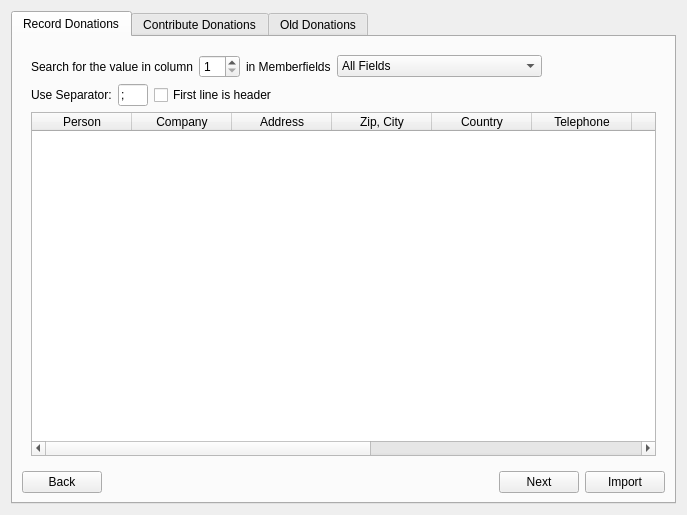
Qt form forms/donations.ui (LukyLuke/PiTres) before a commit.
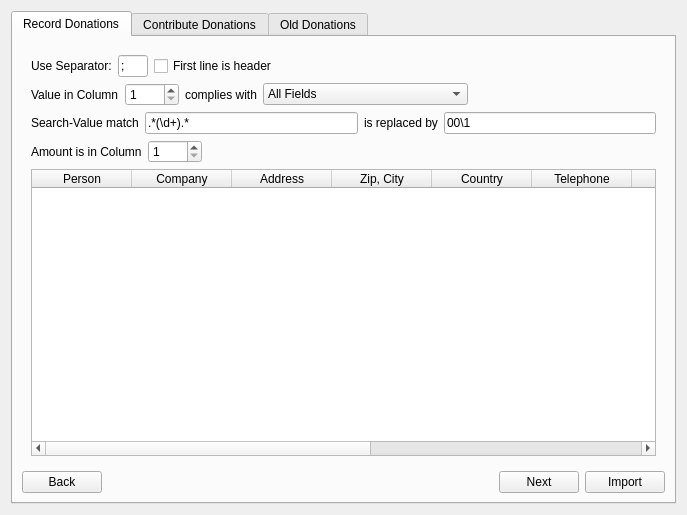
The same form after that commit. The open tabs and pages were chosen to show the change. Icons and pictures are not drawn.

Commit message: CSV-Import for Donations continued

Diff of the .ui file:
```diff
--- a/forms/donations.ui
+++ b/forms/donations.ui
@@ -211,68 +211,6 @@
          </widget>
          <widget class="QWidget" name="pageFileImport">
           <layout class="QVBoxLayout" name="verticalLayout_10">
-           <item>
-            <layout class="QHBoxLayout" name="horizontalLayout_9">
-             <item>
-              <widget class="QLabel" name="label_13">
-               <property name="text">
-                <string>Search for the value in column</string>
-               </property>
-              </widget>
-             </item>
-             <item>
-              <widget class="QSpinBox" name="importColumnMaster">
-               <property name="minimum">
-                <number>1</number>
-               </property>
-              </widget>
-             </item>
-             <item>
-              <widget class="QLabel" name="label_14">
-               <property name="text">
-                <string>in Memberfields</string>
-               </property>
-              </widget>
-             </item>
-             <item>
-              <widget class="QComboBox" name="importColumnMemberfields">
-               <item>
-                <property name="text">
-                 <string>All Fields</string>
-                </property>
-               </item>
-               <item>
-                <property name="text">
-                 <string>UID, Name, Surname, Company</string>
-                </property>
-               </item>
-               <item>
-                <property name="text">
-                 <string>Telephone numbers</string>
-                </property>
-               </item>
-               <item>
-                <property name="text">
-                 <string>EMail Addresses</string>
-                </property>
-               </item>
-              </widget>
-             </item>
-             <item>
-              <spacer name="horizontalSpacer_5">
-               <property name="orientation">
-                <enum>Qt::Horizontal</enum>
-               </property>
-               <property name="sizeHint" stdset="0">
-                <size>
-                 <width>40</width>
-                 <height>20</height>
-                </size>
-               </property>
-              </spacer>
-             </item>
-            </layout>
-           </item>
            <item>
             <layout class="QHBoxLayout" name="horizontalLayout_10">
              <item>
@@ -326,6 +264,137 @@
              </item>
             </layout>
            </item>
+           <item>
+            <layout class="QHBoxLayout" name="horizontalLayout_9">
+             <item>
+              <widget class="QLabel" name="label_13">
+               <property name="text">
+                <string>Value in Column</string>
+               </property>
+              </widget>
+             </item>
+             <item>
+              <widget class="QSpinBox" name="importColumnMaster">
+               <property name="minimum">
+                <number>1</number>
+               </property>
+               <property name="maximum">
+                <number>9999</number>
+               </property>
+              </widget>
+             </item>
+             <item>
+              <widget class="QLabel" name="label_14">
+               <property name="text">
+                <string>complies with</string>
+               </property>
+              </widget>
+             </item>
+             <item>
+              <widget class="QComboBox" name="importColumnMemberfields">
+               <item>
+                <property name="text">
+                 <string>All Fields</string>
+                </property>
+               </item>
+               <item>
+                <property name="text">
+                 <string>UID, Name, Surname, Company</string>
+                </property>
+               </item>
+               <item>
+                <property name="text">
+                 <string>Telephone numbers</string>
+                </property>
+               </item>
+               <item>
+                <property name="text">
+                 <string>EMail Addresses</string>
+                </property>
+               </item>
+              </widget>
+             </item>
+             <item>
+              <spacer name="horizontalSpacer_5">
+               <property name="orientation">
+                <enum>Qt::Horizontal</enum>
+               </property>
+               <property name="sizeHint" stdset="0">
+                <size>
+                 <width>40</width>
+                 <height>20</height>
+                </size>
+               </property>
+              </spacer>
+             </item>
+            </layout>
+           </item>
+           <item>
+            <layout class="QHBoxLayout" name="horizontalLayout_11">
+             <item>
+              <widget class="QLabel" name="label_20">
+               <property name="text">
+                <string>Search-Value match</string>
+               </property>
+              </widget>
+             </item>
+             <item>
+              <widget class="QLineEdit" name="importRegexMatch">
+               <property name="text">
+                <string>.*(\d+).*</string>
+               </property>
+              </widget>
+             </item>
+             <item>
+              <widget class="QLabel" name="label_21">
+               <property name="text">
+                <string>is replaced by</string>
+               </property>
+              </widget>
+             </item>
+             <item>
+              <widget class="QLineEdit" name="importRegexReplace">
+               <property name="text">
+                <string>00\1</string>
+               </property>
+              </widget>
+             </item>
+            </layout>
+           </item>
+           <item>
+            <layout class="QHBoxLayout" name="horizontalLayout_12">
+             <item>
+              <widget class="QLabel" name="label_22">
+               <property name="text">
+                <string>Amount is in Column</string>
+               </property>
+              </widget>
+             </item>
+             <item>
+              <widget class="QSpinBox" name="importAmountColumn">
+               <property name="minimum">
+                <number>1</number>
+               </property>
+               <property name="maximum">
+                <number>9999</number>
+               </property>
+              </widget>
+             </item>
+             <item>
+              <spacer name="horizontalSpacer_7">
+               <property name="orientation">
+                <enum>Qt::Horizontal</enum>
+               </property>
+               <property name="sizeHint" stdset="0">
+                <size>
+                 <width>40</width>
+                 <height>20</height>
+                </size>
+               </property>
+              </spacer>
+             </item>
+            </layout>
+           </item>
            <item>
             <widget class="QTableWidget" name="tablePreviewImport">
              <attribute name="horizontalHeaderStretchLastSection">
```
Left out of the diff: 122 changed lines with no effect on the pictures. The commit also changes 3 other files.
